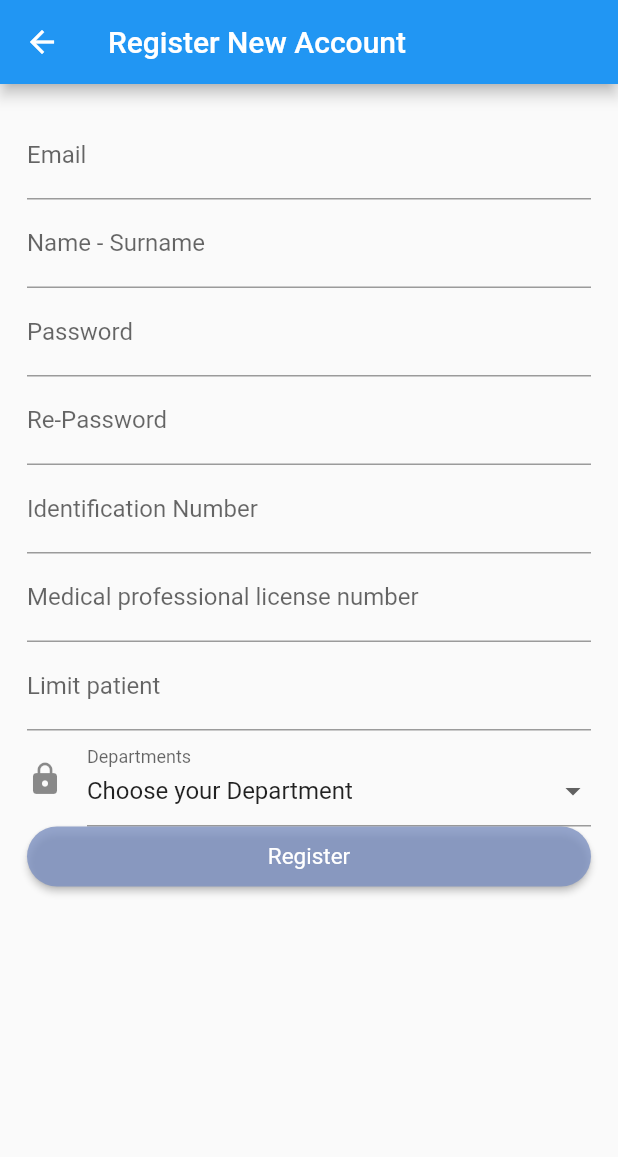
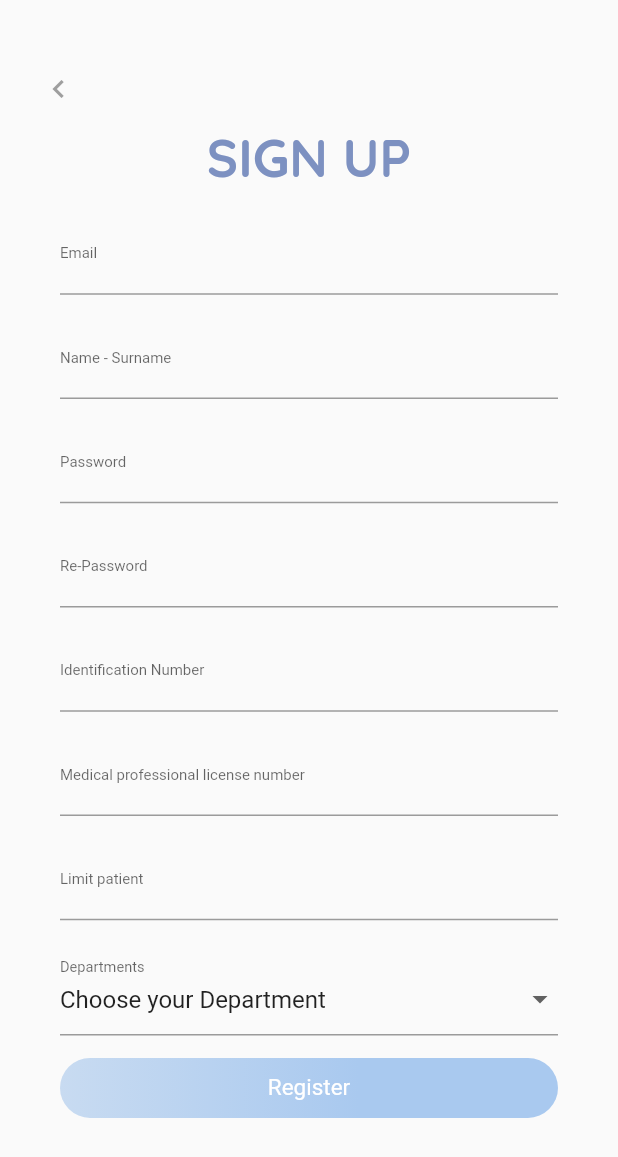
Before and after one commit to warin001234567/Project_Mobile, a Flutter app: the DoctorForm screen opened directly, on a phone screen of 412 x 824 dp. Shown: the top 1157 px of the screen. Run offline on Flutter 3.47's test engine with Material 2 defaults, Android fonts, the phone set to English and light mode, and no system bars; our stand-ins replace cached_network_image, cloud_firestore, firebase_auth, firebase_storage, font_awesome_flutter, image_picker and 1 more; accounts and stored records are empty.

Commit message:
adjust from

```diff
--- a/lib/ui/button.dart
+++ b/lib/ui/button.dart
@@ -1,18 +1,21 @@
 import 'package:flutter/material.dart';
 
 class CustomButton extends StatelessWidget {
-  CustomButton({@required this.onPressed, this.text, this.height, this.width});
+  CustomButton({@required this.onPressed, this.text, this.height, this.width, this.gradient});
   final GestureTapCallback onPressed;
   final String text;
+  final Gradient gradient;
   final double height, width;
   @override
   Widget build(BuildContext context) {
     return Container(
       height: height,
       width: width,
+      decoration: BoxDecoration(
+        borderRadius: BorderRadius.circular(20),
+        gradient: gradient,
+      ),
       child:RawMaterialButton(
-        fillColor: Color.fromRGBO(125, 145, 193, 0.8),
-
         child: Row(
           mainAxisSize: MainAxisSize.max,
           mainAxisAlignment: MainAxisAlignment.center,
--- a/lib/ui/doctor_form_page.dart
+++ b/lib/ui/doctor_form_page.dart
@@ -43,26 +43,49 @@ class _DoctorFormState extends State<DoctorForm> {
   Widget build(BuildContext context) {
     return Scaffold(
       resizeToAvoidBottomPadding: false,
-      appBar: AppBar(
-        title: Text("Register New Account"),
-      ),
-      body: Padding(
-        padding: const EdgeInsets.all(18),
-        child: Form(
+      body: Form(
           key: _formkey,
-          child: ListView(
+          child: SingleChildScrollView(
+          child: Padding(
+            padding: EdgeInsets.only(top: 35, left: 15, right: 15),
+            child: Column(
               children: <Widget>[
                 Row(
-                  // children: <Widget>[
-                  //   IconButton(icon: Icon(Icons.add_a_photo), onPressed: () {
-                  //     getImage();
-                  //   },
-                  //   ),
-                  // ],
+                      mainAxisAlignment: MainAxisAlignment.start,
+                      children: <Widget>[
+                        IconButton(
+                            icon: Icon(
+                              Icons.chevron_left,
+                              color: Colors.grey,
                             ),
-              TextFormField(
+                            onPressed: (){
+                            Navigator.pop(context);
+                            },
+                        ),
+                      ]
+                    ),
+                  Padding(
+                    padding: EdgeInsets.only(left: 25, right: 25),
+                    child: Column(
+                      children: <Widget>[
+                        Row(
+                      mainAxisAlignment: MainAxisAlignment.center,
+                      children: <Widget>[
+                         Text(
+                            'SIGN UP',
+                            style: TextStyle(
+                            fontFamily: 'Quicksand Bold',
+                            fontSize: 35,
+                            color: Color.fromRGBO(125, 145, 193, 1)),
+                          ),
+                      ],
+                    ),
+                Padding(
+                  padding: EdgeInsets.only(top: 15),
+                  child: TextFormField(
                     decoration: InputDecoration(
                       labelText: "Email",
+                      labelStyle: TextStyle(fontSize: 10),
                       hintText: "doctorcare@mail.com",
                     ),
                     controller: emailcontrol,
@@ -70,11 +93,15 @@ class _DoctorFormState extends State<DoctorForm> {
                     validator: (value) {
                       if (value.isEmpty) return "Email is required";
                     }),
-              TextFormField(
+                ),
+                Padding(
+                  padding: EdgeInsets.only(top: 15),
+                  child: TextFormField(
                   controller: name,
                   decoration: InputDecoration(
                     hintText: "Name Surname",
                     labelText: "Name - Surname",
+                    labelStyle: TextStyle(fontSize: 10),
                   ),
                   validator: (value) {
                     int count = 0;
@@ -89,8 +116,14 @@ class _DoctorFormState extends State<DoctorForm> {
                     }
                   },
                   ),
-              TextFormField(
-                  decoration: InputDecoration(labelText: "Password"),
+                ),
+                Padding(
+                  padding: EdgeInsets.only(top: 15),
+                  child: TextFormField(
+                    decoration: InputDecoration(
+                      labelText: "Password",
+                      labelStyle: TextStyle(fontSize: 10),
+                      ),
                     obscureText: true,
                     controller: passcontrol,
                     validator: (value) {
@@ -99,8 +132,14 @@ class _DoctorFormState extends State<DoctorForm> {
                       else if (value.length < 8)
                         return "Password much more than 8";
                     }),
-              TextFormField(
-                  decoration: InputDecoration(labelText: "Re-Password"),
+                ),
+                Padding(
+                  padding: EdgeInsets.only(top: 15),
+                  child: TextFormField(
+                    decoration: InputDecoration(
+                      labelText: "Re-Password",
+                      labelStyle: TextStyle(fontSize: 10),
+                      ),
                     obscureText: true,
                     controller: passconfcontrol,
                     validator: (value) {
@@ -109,8 +148,14 @@ class _DoctorFormState extends State<DoctorForm> {
                       else if (passcontrol.text != passconfcontrol.text)
                         return "Password does not match";
                     }),
-              TextFormField(
-                decoration: InputDecoration(labelText: "Identification Number"),
+                ),
+                Padding(
+                  padding: EdgeInsets.only(top: 15),
+                  child: TextFormField(
+                  decoration: InputDecoration(
+                    labelText: "Identification Number",
+                    labelStyle: TextStyle(fontSize: 10),
+                    ),
                   controller: idNo,
                   validator: (value) {
                     if (value.isEmpty)
@@ -119,25 +164,42 @@ class _DoctorFormState extends State<DoctorForm> {
                       return "ID No. must be 13 character";
                   },
                 ),
-              TextFormField(
+                ),
+                Padding(
+                  padding: EdgeInsets.only(top: 15),
+                  child: TextFormField(
                   decoration: InputDecoration(
-                    labelText: "Medical professional license number"),
+                      labelText: "Medical professional license number",
+                      labelStyle: TextStyle(fontSize: 10),
+                      ),
                   controller: mpln,
                   validator: (value) {
                     if (value.isEmpty) return "ID No. is required";
                   },
                 ),
-              TextFormField(
-                decoration: InputDecoration(labelText: "Limit patient"),
+                ),
+                Padding(
+                  padding: EdgeInsets.only(top: 15),
+                  child: TextFormField(
+                  decoration: InputDecoration(
+                    labelText: "Limit patient",
+                    labelStyle: TextStyle(fontSize: 10),
+                    ),
                   controller: limit,
                   validator: (value) {
                     if (int.parse(value) < 0)
                       return "Limit patient must more than 0";
                   },
                 ),
+                ),
+                Padding(
+                  padding: EdgeInsets.only(top: 15),
+                  child:
                 InputDecorator(
                   decoration: InputDecoration(
-                    icon: Icon(Icons.lock), labelText: "Departments"),
+                    labelText: "Departments",
+                    labelStyle: TextStyle(fontSize: 13),
+                  ),
                   isEmpty: _department == '',
                   child: DropdownButtonHideUnderline(
                     child: DropdownButton(
@@ -159,9 +221,19 @@ class _DoctorFormState extends State<DoctorForm> {
                     ),
                   ),
                 ),
+                ),
+                Padding(
+                  padding: EdgeInsets.only(top: 15),
+                  child:
                 CustomButton(
                   text: 'Register',
                   height: 40,
+                  gradient: LinearGradient(
+                      colors: <Color>[Color.fromRGBO(200, 219, 241, 1), Color.fromRGBO(169, 201, 239, 1)],
+                      begin: FractionalOffset(0, 0),
+                      end: FractionalOffset(0.6, 0),
+                      stops: [0.0, 1.0],
+                  ),
                   onPressed: (){
                     if(_formkey.currentState.validate()){
                       auth
@@ -208,12 +280,16 @@ auth
                             });
                           });
                     }
-
                   },
+                )
+                ),
+                ]
+                    ),
               )
               ],
             ),
-        ),
+          )
+        )
       ),
     );
   }
```
Also changed, not shown: lib/ui/login_page.dart (+7 -1 lines), lib/ui/patient_form_page.dart (+49 -32 lines). Lines whose indentation alone changed are shown as unchanged.
